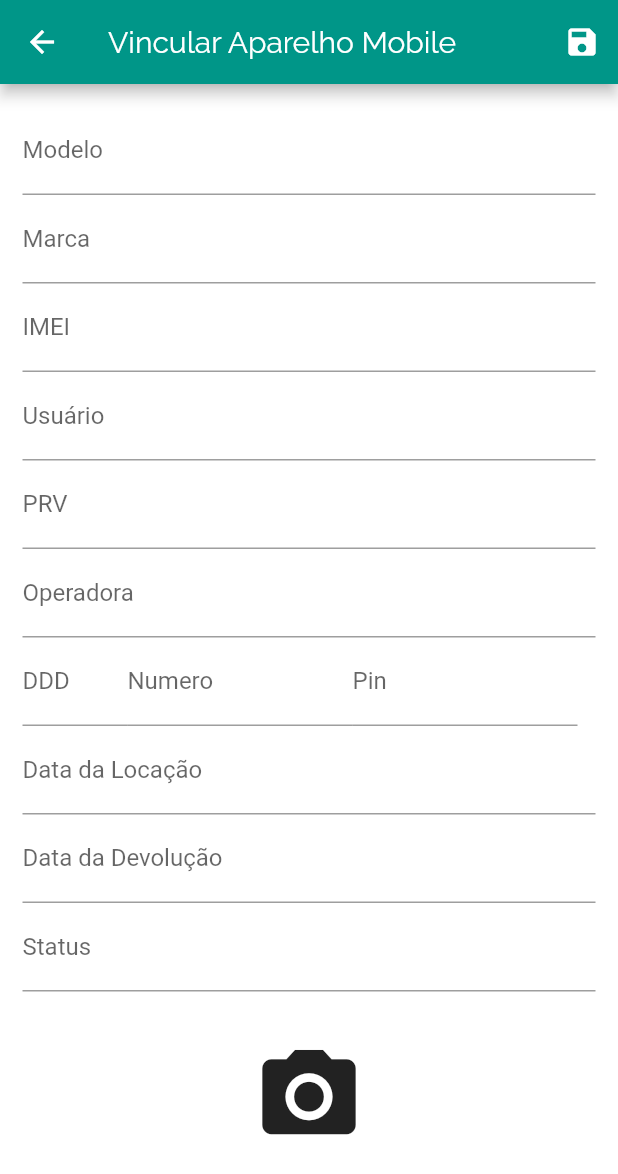
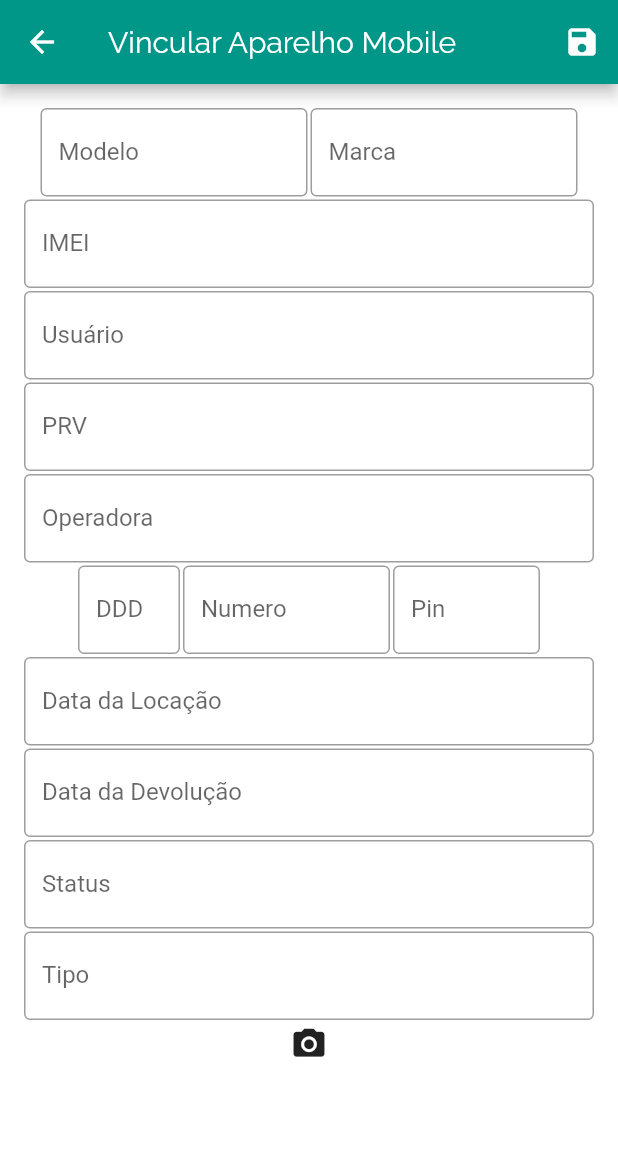
Before and after one commit to nofsd/NoFSD, a Flutter app: the MobileFormScreen screen opened by its route, on a phone screen of 412 x 824 dp. Shown: the top 1174 px of the screen. Run offline on Flutter 3.47's test engine with Material 2 defaults, Android fonts, the light colour scheme and no system bars; our stand-ins replace firebase_auth, google_sign_in, image_picker, shared_preferences; missing offline and left inert: cloud_firestore_web, firebase_auth_web, firebase_core_web, flutter_auth_buttons, google_sign_in_web, shared_preferences_web; accounts and stored records are empty; generated files the repository leaves out were written again.

Commit message:
atualização de tela de Gestão e Formulário

```diff
--- a/lib/models/mobile_model.dart
+++ b/lib/models/mobile_model.dart
@@ -21,9 +21,10 @@ class MobileModel with ChangeNotifier {
   final String dataLocacao;
   final String dataDevolucao;
   final String status;
+  final String tipo;
 
-  MobileModel(
-      {this.id,
+  MobileModel({
+    this.id,
     this.modelo,
     this.marca,
     this.imei,
@@ -38,7 +39,9 @@ class MobileModel with ChangeNotifier {
     this.pais,
     this.dataLocacao,
     this.dataDevolucao,
-      this.status});
+    this.status,
+    this.tipo,
+  });
 
   factory MobileModel.fromJson(Map<String, dynamic> json) =>
       _$MobileModelFromJson(json);
--- a/lib/screens/mobile_form_screen.dart
+++ b/lib/screens/mobile_form_screen.dart
@@ -19,6 +19,11 @@ class _MobileFormScreenState extends State<MobileFormScreen> {
   final _operadoraFocusNode = FocusNode();
   final _dddFocusNode = FocusNode();
   final _numeroFocusNode = FocusNode();
+  final _pinFocusNode = FocusNode();
+  final _dataLocacaoFocusNode = FocusNode();
+  final _dataDevolucaoFocusNode = FocusNode();
+  final _statusFocusNode = FocusNode();
+  final _tipoFocusNode = FocusNode();
   bool _isLoading = false;
 
   @override
@@ -37,6 +42,11 @@ class _MobileFormScreenState extends State<MobileFormScreen> {
         _formData['operadora'] = mobile.operadora;
         _formData['ddd'] = mobile.ddd;
         _formData['numero'] = mobile.numero;
+        _formData['pin'] = mobile.pin;
+        _formData['dataLocacao'] = mobile.dataLocacao;
+        _formData['dataDevolucao'] = mobile.dataLocacao;
+        _formData['status'] = mobile.status;
+        _formData['tradeIn'] = mobile.tradeIn;
       } else {
         _formData['marca'] = '';
       }
@@ -73,7 +83,11 @@ class _MobileFormScreenState extends State<MobileFormScreen> {
       operadora: _formData['operadora'],
       ddd: _formData['ddd'],
       numero: _formData['numero'],
+      pin: _formData['pin'],
+      dataLocacao: _formData['dataLocacao'],
+      dataDevolucao: _formData['dataDevolucao'],
       status: _formData['status'],
+      tradeIn: _formData['tradeIn'],
     );
 
     setState(() {
@@ -127,29 +141,55 @@ class _MobileFormScreenState extends State<MobileFormScreen> {
           key: _form,
           child: ListView(
             children: [
-              TextFormField(
+              Row(
+                mainAxisAlignment: MainAxisAlignment.center,
+                children: [
+                  Container(
+                    padding: EdgeInsets.all(1),
+                    width: 180,
+                    child: TextFormField(
                       initialValue: _formData['modelo'],
-                decoration: InputDecoration(labelText: 'Modelo'),
-                textInputAction: TextInputAction.next, // muda para o próximo
+                      decoration: InputDecoration(
+                        labelText: 'Modelo',
+                        border: OutlineInputBorder(),
+                      ),
+                      textInputAction:
+                          TextInputAction.next, // muda para o próximo
                       onFieldSubmitted: (_) {
                         FocusScope.of(context).requestFocus(_marcaFocusNode);
                       },
                       //onSaved vai executar o _saveForm
                       onSaved: (value) => _formData['modelo'] = value,
                     ),
-              TextFormField(
+                  ),
+                  Container(
+                    width: 180,
+                    padding: EdgeInsets.all(1),
+                    child: TextFormField(
                       initialValue: _formData['marca'],
-                decoration: InputDecoration(labelText: 'Marca'),
-                textInputAction: TextInputAction.next, // muda para o próximo
+                      decoration: InputDecoration(
+                        labelText: 'Marca',
+                        border: OutlineInputBorder(),
+                      ),
+                      textInputAction:
+                          TextInputAction.next, // muda para o próximo
                       onFieldSubmitted: (_) {
                         FocusScope.of(context).requestFocus(_imeiFocusNode);
                       },
                       //onSaved vai executar o _saveForm
                       onSaved: (value) => _formData['marca'] = value,
                     ),
-              TextFormField(
+                  ),
+                ],
+              ),
+              Container(
+                padding: EdgeInsets.all(1),
+                child: TextFormField(
                   initialValue: _formData['imei'],
-                decoration: InputDecoration(labelText: 'IMEI'),
+                  decoration: InputDecoration(
+                    labelText: 'IMEI',
+                    border: OutlineInputBorder(),
+                  ),
                   textInputAction: TextInputAction.next, // muda para o próximo
                   keyboardType: TextInputType.numberWithOptions(
                     decimal: true,
@@ -160,9 +200,15 @@ class _MobileFormScreenState extends State<MobileFormScreen> {
                   //onSaved vai executar o _saveForm
                   onSaved: (value) => _formData['imei'] = value,
                 ),
-              TextFormField(
+              ),
+              Container(
+                padding: EdgeInsets.all(1),
+                child: TextFormField(
                   initialValue: _formData['usuario'],
-                decoration: InputDecoration(labelText: 'Usuário'),
+                  decoration: InputDecoration(
+                    labelText: 'Usuário',
+                    border: OutlineInputBorder(),
+                  ),
                   textInputAction: TextInputAction.next, // muda para o próximo
                   onFieldSubmitted: (_) {
                     FocusScope.of(context).requestFocus(_prvFocusNode);
@@ -170,9 +216,15 @@ class _MobileFormScreenState extends State<MobileFormScreen> {
                   //onSaved vai executar o _saveForm
                   onSaved: (value) => _formData['usuario'] = value,
                 ),
-              TextFormField(
+              ),
+              Container(
+                padding: EdgeInsets.all(1),
+                child: TextFormField(
                   initialValue: _formData['prv'],
-                decoration: InputDecoration(labelText: 'PRV'),
+                  decoration: InputDecoration(
+                    labelText: 'PRV',
+                    border: OutlineInputBorder(),
+                  ),
                   textInputAction: TextInputAction.next, // muda para o próximo
                   onFieldSubmitted: (_) {
                     FocusScope.of(context).requestFocus(_operadoraFocusNode);
@@ -180,9 +232,15 @@ class _MobileFormScreenState extends State<MobileFormScreen> {
                   //onSaved vai executar o _saveForm
                   onSaved: (value) => _formData['prv'] = value,
                 ),
-              TextFormField(
+              ),
+              Container(
+                padding: EdgeInsets.all(1),
+                child: TextFormField(
                   initialValue: _formData['operadora'],
-                decoration: InputDecoration(labelText: 'Operadora'),
+                  decoration: InputDecoration(
+                    labelText: 'Operadora',
+                    border: OutlineInputBorder(),
+                  ),
                   textInputAction: TextInputAction.next, // muda para o próximo
                   onFieldSubmitted: (_) {
                     FocusScope.of(context).requestFocus(_dddFocusNode);
@@ -190,14 +248,18 @@ class _MobileFormScreenState extends State<MobileFormScreen> {
                   //onSaved vai executar o _saveForm
                   onSaved: (value) => _formData['operadora'] = value,
                 ),
+              ),
               Row(
+                mainAxisAlignment: MainAxisAlignment.center,
                 children: [
                   Container(
+                    padding: EdgeInsets.all(1),
                     width: 70,
                     child: TextFormField(
                       initialValue: _formData['ddd'],
                       decoration: InputDecoration(
                         labelText: 'DDD',
+                        border: OutlineInputBorder(),
                       ),
                       textInputAction:
                           TextInputAction.next, // muda para o próximo
@@ -212,34 +274,43 @@ class _MobileFormScreenState extends State<MobileFormScreen> {
                     ),
                   ),
                   Container(
-                    width: 150,
+                    padding: EdgeInsets.all(1),
+                    width: 140,
                     child: TextFormField(
                       initialValue: _formData['numero'],
-                      decoration: InputDecoration(labelText: 'Numero'),
+                      decoration: InputDecoration(
+                        labelText: 'Numero',
+                        border: OutlineInputBorder(),
+                      ),
                       textInputAction:
                           TextInputAction.next, // muda para o próximo
                       keyboardType: TextInputType.numberWithOptions(
                         decimal: false,
                       ),
                       onFieldSubmitted: (_) {
-                        FocusScope.of(context).requestFocus(_marcaFocusNode);
+                        FocusScope.of(context).requestFocus(_pinFocusNode);
                       },
                       //onSaved vai executar o _saveForm
                       onSaved: (value) => _formData['numero'] = value,
                     ),
                   ),
                   Container(
-                    width: 150,
+                    padding: EdgeInsets.all(1),
+                    width: 100,
                     child: TextFormField(
                       initialValue: _formData['pin'],
-                      decoration: InputDecoration(labelText: 'Pin'),
+                      decoration: InputDecoration(
+                        labelText: 'Pin',
+                        border: OutlineInputBorder(),
+                      ),
                       textInputAction:
                           TextInputAction.next, // muda para o próximo
                       keyboardType: TextInputType.numberWithOptions(
                         decimal: false,
                       ),
                       onFieldSubmitted: (_) {
-                        FocusScope.of(context).requestFocus(_marcaFocusNode);
+                        FocusScope.of(context)
+                            .requestFocus(_dataLocacaoFocusNode);
                       },
                       //onSaved vai executar o _saveForm
                       onSaved: (value) => _formData['pin'] = value,
@@ -247,46 +318,81 @@ class _MobileFormScreenState extends State<MobileFormScreen> {
                   ),
                 ],
               ),
-              TextFormField(
+              Container(
+                padding: EdgeInsets.all(1),
+                child: TextFormField(
                   initialValue: _formData['dataLocacao'],
-                decoration: InputDecoration(labelText: 'Data da Locação'),
+                  decoration: InputDecoration(
+                    labelText: 'Data da Locação',
+                    border: OutlineInputBorder(),
+                  ),
                   textInputAction: TextInputAction.next, // muda para o próximo
                   onFieldSubmitted: (_) {
-                  FocusScope.of(context).requestFocus(_marcaFocusNode);
+                    FocusScope.of(context)
+                        .requestFocus(_dataDevolucaoFocusNode);
                   },
                   //onSaved vai executar o _saveForm
                   onSaved: (value) => _formData['dataLocacao'] = value,
                 ),
-              TextFormField(
+              ),
+              Container(
+                padding: EdgeInsets.all(1),
+                child: TextFormField(
                   initialValue: _formData['dataDevolucao'],
-                decoration: InputDecoration(labelText: 'Data da Devolução'),
+                  decoration: InputDecoration(
+                    labelText: 'Data da Devolução',
+                    border: OutlineInputBorder(),
+                  ),
                   textInputAction: TextInputAction.next, // muda para o próximo
                   onFieldSubmitted: (_) {
-                  FocusScope.of(context).requestFocus(_marcaFocusNode);
+                    FocusScope.of(context).requestFocus(_statusFocusNode);
                   },
                   //onSaved vai executar o _saveForm
                   onSaved: (value) => _formData['dataDevolucao'] = value,
                 ),
-              TextFormField(
+              ),
+              Container(
+                padding: EdgeInsets.all(1),
+                child: TextFormField(
                   initialValue: _formData['status'],
-                decoration: InputDecoration(labelText: 'Status'),
+                  decoration: InputDecoration(
+                    labelText: 'Status',
+                    border: OutlineInputBorder(),
+                  ),
                   textInputAction: TextInputAction.next, // muda para o próximo
                   keyboardType: TextInputType.numberWithOptions(
                     decimal: false,
                   ),
                   onFieldSubmitted: (_) {
-                  FocusScope.of(context).requestFocus(_marcaFocusNode);
+                    FocusScope.of(context).requestFocus(_tipoFocusNode);
                   },
                   //onSaved vai executar o _saveForm
                   onSaved: (value) => _formData['status'] = value,
                 ),
+              ),
+              Container(
+                padding: EdgeInsets.all(1),
+                child: TextFormField(
+                  initialValue: _formData['tradeIn'],
+                  decoration: InputDecoration(
+                    labelText: 'Tipo',
+                    border: OutlineInputBorder(),
+                  ),
+                  textInputAction: TextInputAction.next, // muda para o próximo
+                  keyboardType: TextInputType.numberWithOptions(
+                    decimal: false,
+                  ),
+                  //onSaved vai executar o _saveForm
+                  onSaved: (value) => _formData['tradeIn'] = value,
+                ),
+              ),
               GestureDetector(
                 child: Container(
-                  width: 140,
-                  height: 140,
+                  width: 30,
+                  height: 30,
                   child: Icon(
                     Icons.camera_alt,
-                    size: 75,
+                    size: 25,
                   ),
                   decoration: BoxDecoration(
                     shape: BoxShape.circle,
--- a/lib/widgets/mobile_grid_widget.dart
+++ b/lib/widgets/mobile_grid_widget.dart
@@ -1,6 +1,7 @@
 import 'package:flutter/material.dart';
 import 'package:hack_infor/provider/mobiles_provider.dart';
 import 'package:hack_infor/widgets/mobile_grid_item_widget.dart';
+import 'package:hack_infor/widgets/mobile_grid_item_widget2.dart';
 import 'package:provider/provider.dart';
 
 class MobileGridWidget extends StatelessWidget {
@@ -19,7 +20,7 @@ class MobileGridWidget extends StatelessWidget {
             elevation: 10,
             borderRadius: BorderRadius.circular(51),
             child: Container(
-              child: MobileGridItemWidget(),
+              child: MobileGridItemWidget2(),
             ),
           ),
         ),
```
Also changed, not shown: lib/widgets/mobile_grid_item_widget2.dart (added, +156 -0 lines). Lines whose indentation alone changed are shown as unchanged.
